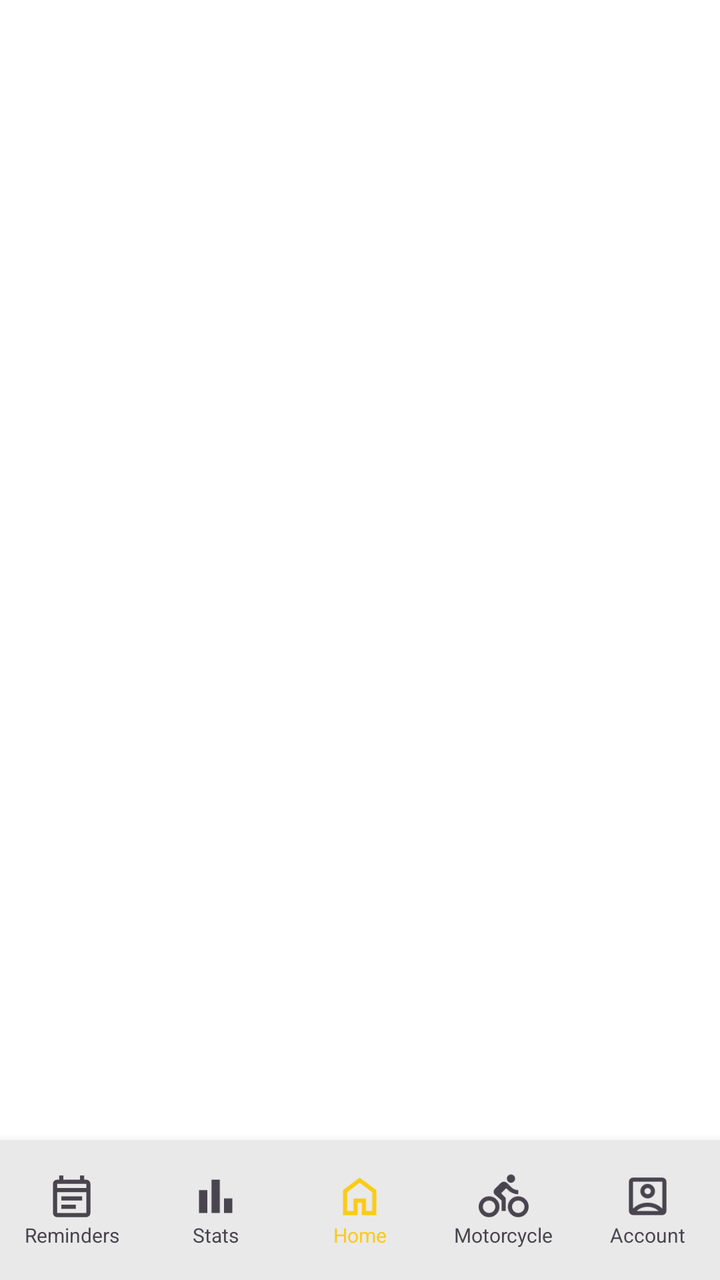
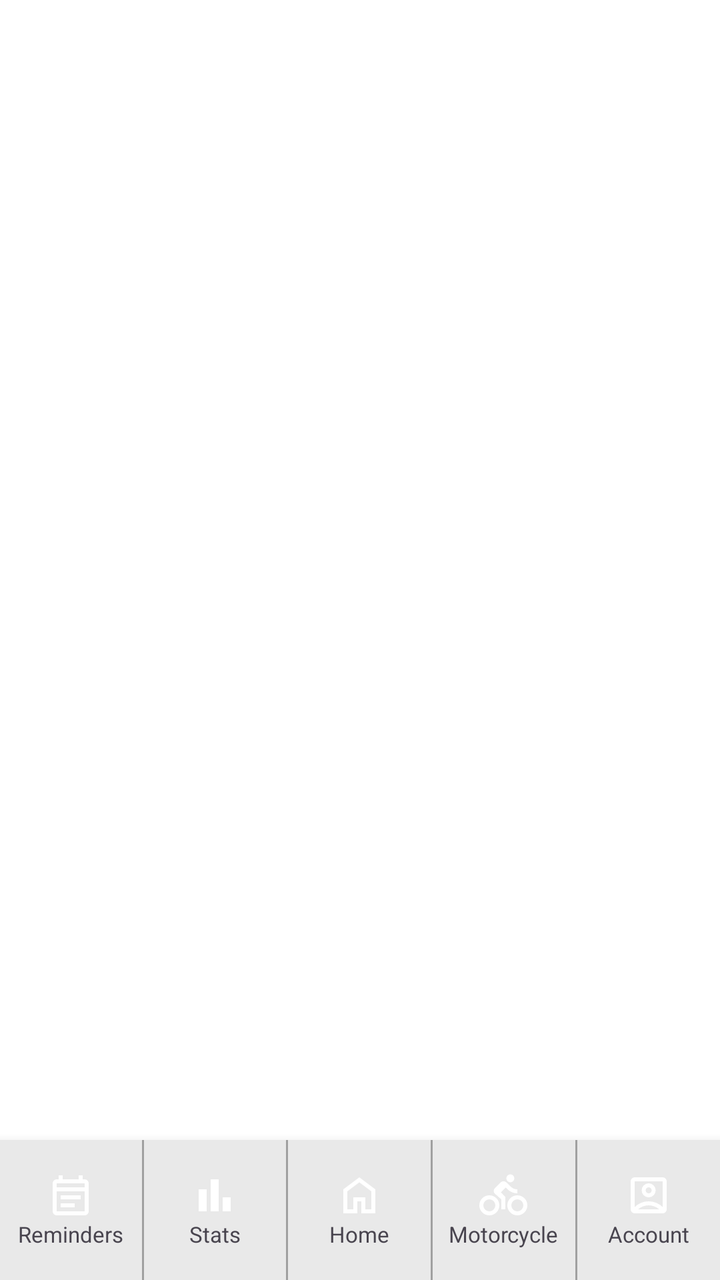

Two renders of the same Android screen: before a commit and after it. Below are the layout's source before the change and the commit's diff.
<!-- AndroidManifest.xml: application theme Theme.AppMotoTrack -->
<!-- res/layout/activity_main.xml -->
<?xml version="1.0" encoding="utf-8"?>
<androidx.constraintlayout.widget.ConstraintLayout xmlns:android="http://schemas.android.com/apk/res/android"
    xmlns:app="http://schemas.android.com/apk/res-auto"
    xmlns:tools="http://schemas.android.com/tools"
    android:id="@+id/main"
    android:layout_width="match_parent"
    android:layout_height="match_parent"
    android:background="?attr/colorSurface"
    tools:context=".MainActivity">

    <androidx.fragment.app.FragmentContainerView
        android:id="@+id/fragmentContainer"
        android:layout_width="match_parent"
        android:layout_height="0dp"
        app:layout_constraintTop_toTopOf="parent"
        app:layout_constraintBottom_toTopOf="@id/BottomMenu"
        app:layout_constraintStart_toStartOf="parent"
        app:layout_constraintEnd_toEndOf="parent" />

    <LinearLayout
        android:id="@+id/BottomMenu"
        android:layout_width="match_parent"
        android:layout_height="70dp"
        android:background="?attr/colorOnSecondary"
        android:elevation="8dp"
        android:gravity="center"
        android:orientation="horizontal"
        app:layout_constraintBottom_toBottomOf="parent"
        app:layout_constraintEnd_toEndOf="parent"
        app:layout_constraintStart_toStartOf="parent">

        

        <LinearLayout
            android:id="@+id/BtnReminders"
            android:layout_width="0dp"
            android:layout_height="match_parent"
            android:layout_weight="1"
            android:clickable="true"
            android:focusable="true"
            android:gravity="center"
            android:orientation="vertical">

            <ImageView
                android:id="@+id/IconReminders"
                android:layout_width="25dp"
                android:layout_height="25dp"
                android:src="@drawable/ic_remainder"
                app:tint="?attr/colorOnSurfaceVariant" />

            <TextView
                android:id="@+id/TextReminders"
                android:layout_width="wrap_content"
                android:layout_height="wrap_content"
                android:text="@string/reminders"
                android:textColor="?attr/colorOnSurfaceVariant"
                android:textSize="10sp" />
        </LinearLayout>

        
        <LinearLayout
            android:id="@+id/BtnStats"
            android:layout_width="0dp"
            android:layout_height="match_parent"
            android:layout_weight="1"
            android:clickable="true"
            android:focusable="true"
            android:gravity="center"
            android:orientation="vertical">

            <ImageView
                android:id="@+id/IconStats"
                android:layout_width="25dp"
                android:layout_height="25dp"
                android:src="@drawable/ic_stats"
                app:tint="?attr/colorOnSurfaceVariant" />

            <TextView
                android:id="@+id/TextStats"
                android:layout_width="wrap_content"
                android:layout_height="wrap_content"
                android:text="@string/stats"
                android:textColor="?attr/colorOnSurfaceVariant"
                android:textSize="10sp" />
        </LinearLayout>

        
        <LinearLayout
            android:id="@+id/BtnHome"
            android:layout_width="0dp"
            android:layout_height="match_parent"
            android:layout_weight="1"
            android:clickable="true"
            android:focusable="true"
            android:gravity="center"
            android:orientation="vertical">

            <ImageView
                android:id="@+id/IconHome"
                android:layout_width="25dp"
                android:layout_height="25dp"
                android:src="@drawable/ic_home"
                app:tint="?attr/colorPrimary" />

            <TextView
                android:id="@+id/TextHome"
                android:layout_width="wrap_content"
                android:layout_height="wrap_content"
                android:text="@string/home"
                android:textColor="?attr/colorPrimary"
                android:textSize="10sp" />
        </LinearLayout>

        
        <LinearLayout
            android:id="@+id/BtnMotos"
            android:layout_width="0dp"
            android:layout_height="match_parent"
            android:layout_weight="1"
            android:clickable="true"
            android:focusable="true"
            android:gravity="center"
            android:orientation="vertical">

            <ImageView
                android:id="@+id/IconMotos"
                android:layout_width="25dp"
                android:layout_height="25dp"
                android:src="@drawable/ic_motorcycle"
                app:tint="?attr/colorOnSurfaceVariant" />

            <TextView
                android:id="@+id/TextMotos"
                android:layout_width="wrap_content"
                android:layout_height="wrap_content"
                android:text="@string/motorcycle"
                android:textColor="?attr/colorOnSurfaceVariant"
                android:textSize="10sp" />
        </LinearLayout>

        
        <LinearLayout
            android:id="@+id/BtnAccount"
            android:layout_width="0dp"
            android:layout_height="match_parent"
            android:layout_weight="1"
            android:clickable="true"
            android:focusable="true"
            android:gravity="center"
            android:orientation="vertical">

            <ImageView
                android:id="@+id/IconAccount"
                android:layout_width="25dp"
                android:layout_height="25dp"
                android:src="@drawable/ic_account_box"
                app:tint="?attr/colorOnSurfaceVariant" />

            <TextView
                android:id="@+id/TextAccount"
                android:layout_width="wrap_content"
                android:layout_height="wrap_content"
                android:text="@string/account"
                android:textColor="?attr/colorOnSurfaceVariant"
                android:textSize="10sp" />
        </LinearLayout>

    </LinearLayout>

</androidx.constraintlayout.widget.ConstraintLayout>
<!-- resources referenced by this layout -->
<resources>
  <!-- drawable ic_home (drawable) -->
  <vector xmlns:android="http://schemas.android.com/apk/res/android" android:height="24dp" android:tint="#000000" android:viewportHeight="960" android:viewportWidth="960" android:width="24dp">
        
      <path android:fillColor="@android:color/white" android:pathData="M240,760L360,760L360,520L600,520L600,760L720,760L720,400L480,220L240,400L240,760ZM160,840L160,360L480,120L800,360L800,840L520,840L520,600L440,600L440,840L160,840ZM480,490L480,490L480,490L480,490L480,490L480,490L480,490L480,490L480,490Z"/>
      
  </vector>
  <!-- drawable ic_remainder (drawable) -->
  <vector xmlns:android="http://schemas.android.com/apk/res/android" android:autoMirrored="true" android:height="24dp" android:tint="#000000" android:viewportHeight="960" android:viewportWidth="960" android:width="24dp">
        
      <path android:fillColor="@android:color/white" android:pathData="M200,880Q167,880 143.5,856.5Q120,833 120,800L120,240Q120,207 143.5,183.5Q167,160 200,160L240,160L240,80L320,80L320,160L640,160L640,80L720,80L720,160L760,160Q793,160 816.5,183.5Q840,207 840,240L840,800Q840,833 816.5,856.5Q793,880 760,880L200,880ZM200,800L760,800Q760,800 760,800Q760,800 760,800L760,400L200,400L200,800Q200,800 200,800Q200,800 200,800ZM200,320L760,320L760,240Q760,240 760,240Q760,240 760,240L200,240Q200,240 200,240Q200,240 200,240L200,320ZM200,320L200,240Q200,240 200,240Q200,240 200,240L200,240Q200,240 200,240Q200,240 200,240L200,320ZM280,560L280,480L680,480L680,560L280,560ZM280,720L280,640L560,640L560,720L280,720Z"/>
      
  </vector>
  <!-- drawable ic_stats (drawable) -->
  <vector xmlns:android="http://schemas.android.com/apk/res/android" android:height="24dp" android:tint="#000000" android:viewportHeight="960" android:viewportWidth="960" android:width="24dp">
        
      <path android:fillColor="@android:color/white" android:pathData="M640,800L640,520L800,520L800,800L640,800ZM400,800L400,160L560,160L560,800L400,800ZM160,800L160,360L320,360L320,800L160,800Z"/>
      
  </vector>
  <string name="account">Account</string>
  <string name="home">Home</string>
  <string name="motorcycle">Motorcycle</string>
  <string name="reminders">Reminders</string>
  <string name="stats">Stats</string>
  <style name="Theme.AppMotoTrack" parent="Theme.Material3.DayNight.NoActionBar">
  
          <item name="colorPrimary">@color/yellow_primary</item>
          <item name="colorOnPrimary">@color/text_primary</item>
          <item name="colorSecondary">@color/blue_primary</item>
          <item name="android:colorAccent">@color/yellow_primary</item>
          <item name="colorOnSecondary">@color/navigationBar_light</item>
          <item name="android:windowBackground">@color/background_light</item>
          <item name="android:statusBarColor">@color/background_light</item>
          <item name="android:navigationBarColor">@color/background_light</item>
  
          <item name="colorSurface">@color/surface_white</item>
  
          <item name="android:windowLightStatusBar">true</item>
  
      </style>
  <color name="yellow_primary">#FACC15</color>
  <color name="text_primary">#111827</color>
  <color name="blue_primary">#2563EB</color>
  <color name="navigationBar_light">#E9E9E9</color>
  <color name="background_light">#F3F4F6</color>
  <color name="surface_white">#FFFFFF</color>
  <!-- unchanged entries left out for length: 2 -->
</resources>

<!-- the commit's change to res/layout/activity_main.xml (unified diff, before → after) -->
@@ -21,6 +21,7 @@
         android:id="@+id/BottomMenu"
         android:layout_width="match_parent"
         android:layout_height="70dp"
+        android:baselineAligned="false"
         android:background="?attr/colorOnSecondary"
         android:elevation="8dp"
         android:gravity="center"
@@ -36,26 +37,31 @@
             android:layout_width="0dp"
             android:layout_height="match_parent"
             android:layout_weight="1"
+            android:background="@drawable/custom_input_main"
             android:clickable="true"
+            android:descendantFocusability="blocksDescendants"
             android:focusable="true"
             android:gravity="center"
             android:orientation="vertical">
-
-            <ImageView
-                android:id="@+id/IconReminders"
-                android:layout_width="25dp"
-                android:layout_height="25dp"
-                android:src="@drawable/ic_remainder"
-                app:tint="?attr/colorOnSurfaceVariant" />
 
             <TextView
                 android:id="@+id/TextReminders"
                 android:layout_width="wrap_content"
                 android:layout_height="wrap_content"
+                android:clickable="false"
+                android:duplicateParentState="true"
+                android:focusable="false"
                 android:text="@string/reminders"
-                android:textColor="?attr/colorOnSurfaceVariant"
-                android:textSize="10sp" />
+                android:textColor="@color/custom_bottom_menu_color"
+                android:textSize="11sp"
+                app:drawableTint="@color/custom_bottom_menu_color"
+                app:drawableTopCompat="@drawable/ic_remainder" />
         </LinearLayout>
+
+        <View
+            android:layout_width="1dp"
+            android:layout_height="match_parent"
+            android:background="#A0A0A0" />
 
         
         <LinearLayout
@@ -63,26 +69,31 @@
             android:layout_width="0dp"
             android:layout_height="match_parent"
             android:layout_weight="1"
+            android:background="@drawable/custom_input_main"
             android:clickable="true"
+            android:descendantFocusability="blocksDescendants"
             android:focusable="true"
             android:gravity="center"
             android:orientation="vertical">
-
-            <ImageView
-                android:id="@+id/IconStats"
-                android:layout_width="25dp"
-                android:layout_height="25dp"
-                android:src="@drawable/ic_stats"
-                app:tint="?attr/colorOnSurfaceVariant" />
 
             <TextView
                 android:id="@+id/TextStats"
                 android:layout_width="wrap_content"
                 android:layout_height="wrap_content"
+                android:clickable="false"
+                android:duplicateParentState="true"
+                android:focusable="false"
                 android:text="@string/stats"
-                android:textColor="?attr/colorOnSurfaceVariant"
-                android:textSize="10sp" />
+                android:textColor="@color/custom_bottom_menu_color"
+                android:textSize="11sp"
+                app:drawableTint="@color/custom_bottom_menu_color"
+                app:drawableTopCompat="@drawable/ic_stats" />
         </LinearLayout>
+
+        <View
+            android:layout_width="1dp"
+            android:layout_height="match_parent"
+            android:background="#A0A0A0" />
 
         
         <LinearLayout
@@ -90,26 +101,33 @@
             android:layout_width="0dp"
             android:layout_height="match_parent"
             android:layout_weight="1"
+            android:background="@drawable/custom_input_main"
             android:clickable="true"
+            android:descendantFocusability="blocksDescendants"
             android:focusable="true"
             android:gravity="center"
             android:orientation="vertical">
 
-            <ImageView
-                android:id="@+id/IconHome"
-                android:layout_width="25dp"
-                android:layout_height="25dp"
-                android:src="@drawable/ic_home"
-                app:tint="?attr/colorPrimary" />
+            <requestFocus />
 
             <TextView
                 android:id="@+id/TextHome"
                 android:layout_width="wrap_content"
                 android:layout_height="wrap_content"
+                android:clickable="false"
+                android:duplicateParentState="true"
+                android:focusable="false"
                 android:text="@string/home"
-                android:textColor="?attr/colorPrimary"
-                android:textSize="10sp" />
+                android:textColor="@color/custom_bottom_menu_color"
+                android:textSize="11sp"
+                app:drawableTint="@color/custom_bottom_menu_color"
+                app:drawableTopCompat="@drawable/ic_home" />
         </LinearLayout>
+
+        <View
+            android:layout_width="1dp"
+            android:layout_height="match_parent"
+            android:background="#A0A0A0" />
 
         
         <LinearLayout
@@ -117,26 +135,31 @@
             android:layout_width="0dp"
             android:layout_height="match_parent"
             android:layout_weight="1"
+            android:background="@drawable/custom_input_main"
             android:clickable="true"
+            android:descendantFocusability="blocksDescendants"
             android:focusable="true"
             android:gravity="center"
             android:orientation="vertical">
-
-            <ImageView
-                android:id="@+id/IconMotos"
-                android:layout_width="25dp"
-                android:layout_height="25dp"
-                android:src="@drawable/ic_motorcycle"
-                app:tint="?attr/colorOnSurfaceVariant" />
 
             <TextView
                 android:id="@+id/TextMotos"
                 android:layout_width="wrap_content"
                 android:layout_height="wrap_content"
+                android:clickable="false"
+                android:duplicateParentState="true"
+                android:focusable="false"
                 android:text="@string/motorcycle"
-                android:textColor="?attr/colorOnSurfaceVariant"
-                android:textSize="10sp" />
+                android:textColor="@color/custom_bottom_menu_color"
+                android:textSize="11sp"
+                app:drawableTint="@color/custom_bottom_menu_color"
+                app:drawableTopCompat="@drawable/ic_motorcycle" />
         </LinearLayout>
+
+        <View
+            android:layout_width="1dp"
+            android:layout_height="match_parent"
+            android:background="#A0A0A0" />
 
         
         <LinearLayout
@@ -144,25 +167,25 @@
             android:layout_width="0dp"
             android:layout_height="match_parent"
             android:layout_weight="1"
+            android:background="@drawable/custom_input_main"
             android:clickable="true"
+            android:descendantFocusability="blocksDescendants"
             android:focusable="true"
             android:gravity="center"
             android:orientation="vertical">
-
-            <ImageView
-                android:id="@+id/IconAccount"
-                android:layout_width="25dp"
-                android:layout_height="25dp"
-                android:src="@drawable/ic_account_box"
-                app:tint="?attr/colorOnSurfaceVariant" />
 
             <TextView
                 android:id="@+id/TextAccount"
                 android:layout_width="wrap_content"
                 android:layout_height="wrap_content"
+                android:clickable="false"
+                android:duplicateParentState="true"
+                android:focusable="false"
                 android:text="@string/account"
-                android:textColor="?attr/colorOnSurfaceVariant"
-                android:textSize="10sp" />
+                android:textColor="@color/custom_bottom_menu_color"
+                android:textSize="11sp"
+                app:drawableTint="@color/custom_bottom_menu_color"
+                app:drawableTopCompat="@drawable/ic_account_box" />
         </LinearLayout>
 
     </LinearLayout>
<!-- resource entries referenced after the edit -->
@@ -1,5 +1,21 @@
 <!-- resources referenced by this layout -->
 <resources>
+  <!-- drawable custom_input_main (drawable) -->
+  <?xml version="1.0" encoding="utf-8"?>
+  <selector xmlns:android="http://schemas.android.com/apk/res/android">
+  
+      <item android:state_enabled="true" android:state_focused="true">
+          <shape android:shape="rectangle">
+              <solid android:color="?attr/colorOnSurfaceVariant" />
+          </shape>
+      </item>
+  
+      <item android:state_enabled="true" android:state_focused="false">
+          <shape android:shape="rectangle">
+              <solid android:color="?attr/colorOnSecondary"/>
+          </shape>
+      </item>
+  </selector>
   <!-- drawable ic_home (drawable) -->
   <vector xmlns:android="http://schemas.android.com/apk/res/android" android:height="24dp" android:tint="#000000" android:viewportHeight="960" android:viewportWidth="960" android:width="24dp">
         
@@ -7,7 +23,7 @@
       
   </vector>
   <!-- drawable ic_remainder (drawable) -->
-  <vector xmlns:android="http://schemas.android.com/apk/res/android" android:autoMirrored="true" android:height="24dp" android:tint="#000000" android:viewportHeight="960" android:viewportWidth="960" android:width="24dp">
+  <vector xmlns:android="http://schemas.android.com/apk/res/android" android:autoMirrored="true" android:height="24dp" android:tint="?attr/colorOnSurfaceVariant" android:viewportHeight="960" android:viewportWidth="960" android:width="24dp">
         
       <path android:fillColor="@android:color/white" android:pathData="M200,880Q167,880 143.5,856.5Q120,833 120,800L120,240Q120,207 143.5,183.5Q167,160 200,160L240,160L240,80L320,80L320,160L640,160L640,80L720,80L720,160L760,160Q793,160 816.5,183.5Q840,207 840,240L840,800Q840,833 816.5,856.5Q793,880 760,880L200,880ZM200,800L760,800Q760,800 760,800Q760,800 760,800L760,400L200,400L200,800Q200,800 200,800Q200,800 200,800ZM200,320L760,320L760,240Q760,240 760,240Q760,240 760,240L200,240Q200,240 200,240Q200,240 200,240L200,320ZM200,320L200,240Q200,240 200,240Q200,240 200,240L200,240Q200,240 200,240Q200,240 200,240L200,320ZM280,560L280,480L680,480L680,560L280,560ZM280,720L280,640L560,640L560,720L280,720Z"/>
       
